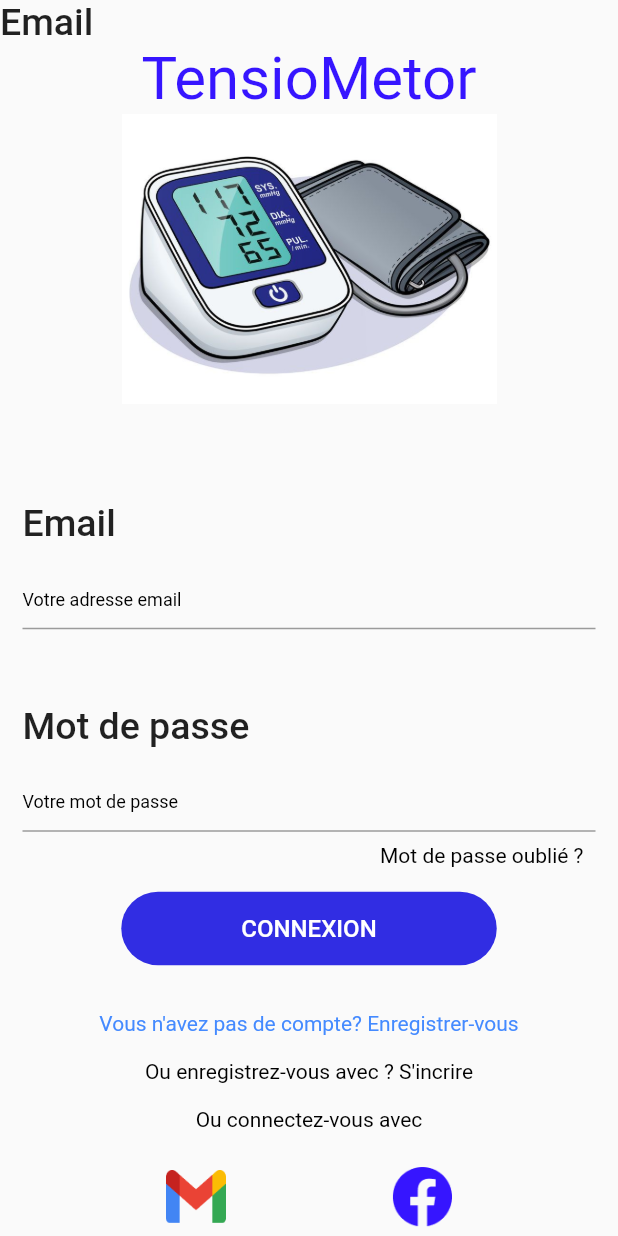
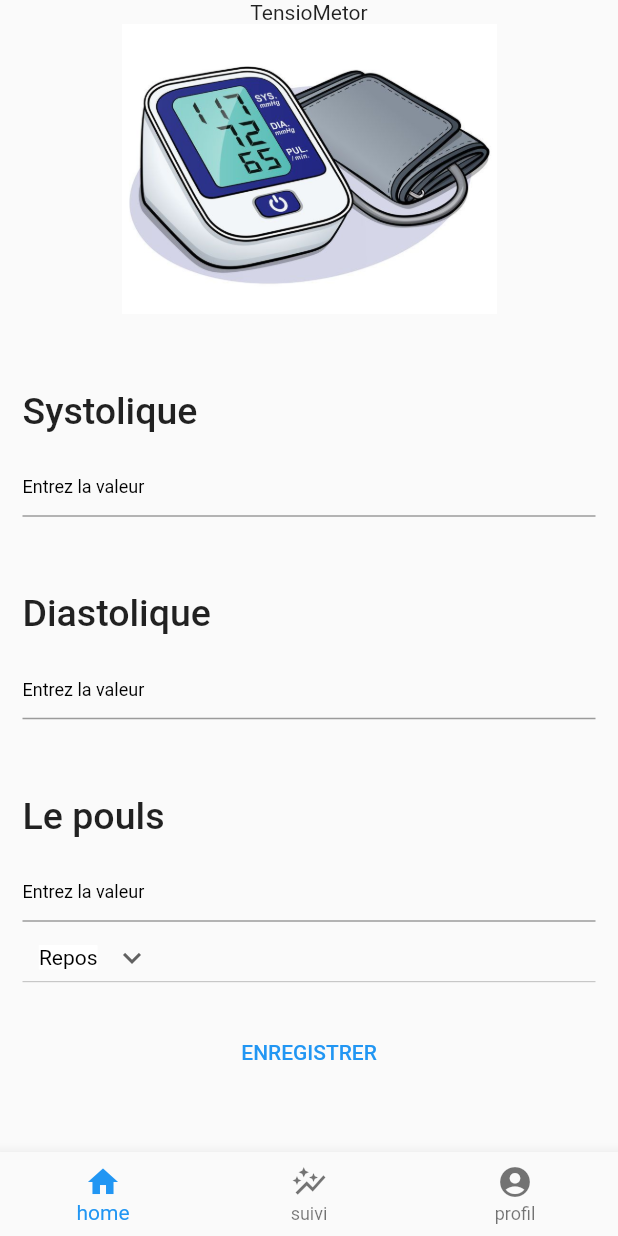
Before and after one commit to FredericMorel/tensiometre, a Flutter app: the screen it shows after launch, on a phone screen of 412 x 824 dp. Run offline on Flutter 3.47's test engine with Material 2 defaults, Android fonts, the phone set to English and light mode, and no system bars.

Commit message:
Mise en forme de vue

```diff
--- a/lib/main.dart
+++ b/lib/main.dart
@@ -1,5 +1,8 @@
 import 'package:flutter/material.dart';
+import 'package:tensiometre/view/home.dart';
 import 'package:tensiometre/view/login.dart';
+import 'package:tensiometre/view/suivi.dart';
+import 'package:tensiometre/view/take_pressure.dart';
 
 void main() {
   runApp(const MyApp());
@@ -11,11 +14,14 @@ class MyApp extends StatelessWidget {
   @override
   Widget build(BuildContext context) {
     return MaterialApp(
+      theme: ThemeData(),
+      darkTheme: ThemeData.dark(),
       debugShowCheckedModeBanner: false,
       title: 'TensioMetor',
-      initialRoute: '/',
+      initialRoute: '/home',
       routes: {
-        '/':((context) => const LoginView()),
+        '/': (context) => LoginView(),
+        '/home': (context) => Home(),
       },
     );
   }
--- /dev/null
+++ b/lib/provider/data.dart
@@ -0,0 +1,34 @@
+class User {
+  String email;
+  String login;
+  String avatar;
+
+  User(this.email, this.login, this.avatar);
+}
+
+Future<User> getUser() async {
+  var user1 = User("fred@fred.fr", "login", "avatar");
+
+  await Future.delayed(const Duration(seconds: 2));
+  return user1;
+}
+
+class Pressure {
+  int sys;
+  int dias;
+  int pouls;
+  DateTime date = DateTime.now();
+  String status = "neutre";
+
+  Pressure(this.sys, this.dias, this.pouls, this.status);
+}
+
+List<Pressure> listPressure = [];
+
+Future<List<Pressure>> updatePressure(Pressure pressure) async {
+  var lst = List<Pressure>.from(listPressure);
+  lst.add(pressure);
+  await Future.delayed(const Duration(seconds: 2));
+  listPressure = lst;
+  return lst;
+}
--- /dev/null
+++ b/lib/view/home.dart
@@ -0,0 +1,49 @@
+import 'package:flutter/material.dart';
+import 'package:tensiometre/view/profil.dart';
+import 'package:tensiometre/view/suivi.dart';
+import 'package:tensiometre/view/take_pressure.dart';
+
+class Home extends StatefulWidget {
+  Home({Key? key}) : super(key: key);
+  final PageController _pageController = PageController();
+  int curenScreen = 0;
+  @override
+  State<Home> createState() => _HomeState();
+}
+
+class _HomeState extends State<Home> {
+  @override
+  Widget build(BuildContext context) {
+    return Scaffold(
+      body: PageView(
+        onPageChanged: (v) {
+          setState(() {
+            widget.curenScreen = v;
+          });
+        },
+        controller: widget._pageController,
+        children: [
+          TakePressure(
+            pressurSubmit: () {
+              widget._pageController.jumpToPage(1);
+            },
+          ),
+          Suivi(),
+          const Profil(),
+        ],
+      ),
+      bottomNavigationBar: BottomNavigationBar(
+          currentIndex: widget.curenScreen,
+          onTap: (index) {
+            widget._pageController.jumpToPage(index);
+          },
+          items: const [
+            BottomNavigationBarItem(icon: Icon(Icons.home), label: "home"),
+            BottomNavigationBarItem(
+                icon: Icon(Icons.auto_graph), label: "suivi"),
+            BottomNavigationBarItem(
+                icon: Icon(Icons.account_circle), label: "profil"),
+          ]),
+    );
+  }
+}
--- a/lib/view/login.dart
+++ b/lib/view/login.dart
@@ -1,35 +1,34 @@
 import 'package:flutter/material.dart';
-import 'package:flutter/rendering.dart';
+import 'package:tensiometre/provider/data.dart';
+import 'package:tensiometre/widget/custom_form_field.dart';
 import 'package:tensiometre/widget/small_text.dart';
 
 class LoginView extends StatefulWidget {
-  const LoginView({Key? key}) : super(key: key);
+  bool checkUserConnected = false;
+
+  LoginView({Key? key}) : super(key: key);
 
   @override
   State<LoginView> createState() => _LoginViewState();
 }
 
 class _LoginViewState extends State<LoginView> {
+  final _formKey = GlobalKey<FormState>();
   @override
   Widget build(BuildContext context) {
     return Scaffold(
-      body: SingleChildScrollView(
+      body: Stack(children: [
+        SingleChildScrollView(
           child: SafeArea(
             child: Column(
               children: [
                 const SizedBox(
                   width: double.infinity,
                   child: Text(
-                  'Email',
-                  style: TextStyle(fontSize: 25, fontWeight: FontWeight.w500),
-                ),
-              ),
-              const SizedBox(
-                width: double.infinity,
-                child: Text(
                     'TensioMetor',
                     style: TextStyle(
-                      fontSize: 40.0, color: Color.fromARGB(255, 54, 21, 255)),
+                        fontSize: 40.0,
+                        color: Color.fromARGB(255, 54, 21, 255)),
                     textAlign: TextAlign.center,
                   ),
                 ),
@@ -38,52 +37,53 @@ class _LoginViewState extends State<LoginView> {
                   width: 250,
                 ),
                 Form(
+                  key: _formKey,
                   child: Padding(
                     padding: const EdgeInsets.all(15.0),
                     child: Column(
                       children: [
-                      const Padding(
-                        padding: EdgeInsets.only(top: 50),
-                        child: SizedBox(
-                          width: double.infinity,
-                          child: Text(
-                            'Email',
-                            style: TextStyle(
-                                fontSize: 25, fontWeight: FontWeight.w500),
+                        CustomFormField(
+                          isnumbers: false,
+                          obscured: false,
+                          isEmail: true,
+                          titleField: "Email",
+                          labelField: "Votre email",
+                          getFieldValue: (v) {
+                            print(v);
+                          },
+                          initialValue: "",
                         ),
-                        ),
-                      ),
-                      TextFormField(
-                        decoration: const InputDecoration(
-                            alignLabelWithHint: true,
-                            labelStyle:
-                                TextStyle(fontSize: 12, color: Colors.black),
-                            labelText: 'Votre adresse email'),
-                      ),
-                      const Padding(
-                        padding: EdgeInsets.only(top: 50),
-                        child: SizedBox(
-                          width: double.infinity,
-                          child: Text(
-                            'Mot de passe',
-                            style: TextStyle(
-                                fontSize: 25, fontWeight: FontWeight.w500),
-                          ),
-                        ),
-                      ),
-                      TextFormField(
-                        decoration: const InputDecoration(
-                            alignLabelWithHint: true,
-                            labelStyle:
-                                TextStyle(fontSize: 12, color: Colors.black),
-                            labelText: 'Votre mot de passe'),
+                        CustomFormField(
+                          isnumbers: false,
+                          obscured: true,
+                          isEmail: false,
+                          labelField: "votre mot de passe",
+                          titleField: "Mot de passe",
+                          getFieldValue: (v) {
+                            print(v);
+                          },
+                          initialValue: "",
                         ),
                         SmallText(
                           text: "Mot de passe oublié ?",
                           textAlign: TextAlign.right,
                         ),
                         TextButton(
-                        onPressed: () {},
+                          onPressed: () {
+                            if (_formKey.currentState!.validate()) {
+                              getUser().then((user) {
+                                print(user.email);
+                                setState(() {
+                                  widget.checkUserConnected =
+                                      !widget.checkUserConnected;
+                                });
+                              });
+                              setState(() {
+                                widget.checkUserConnected =
+                                    !widget.checkUserConnected;
+                              });
+                            }
+                          },
                           child: Container(
                             padding: const EdgeInsets.only(
                               top: 15,
@@ -133,22 +133,21 @@ class _LoginViewState extends State<LoginView> {
             ),
           ),
         ),
+        /* Indicateur de progression avec un ternaire ! = si different de true */
+        !widget.checkUserConnected
+            ? const Padding(padding: EdgeInsets.all(0))
+            : const Center(
+                child: SizedBox(
+                  width: 50,
+                  height: 50,
+                  child: CircularProgressIndicator(
+                    strokeWidth: 10,
+                    backgroundColor: Colors.red,
+                    valueColor: AlwaysStoppedAnimation(Colors.cyanAccent),
+                  ),
+                ),
+              )
+      ]),
     );
   }
 }
-
-class LittleText extends StatelessWidget {
-  const LittleText({
-    Key? key,
-  }) : super(key: key);
-
-  @override
-  Widget build(BuildContext context) {
-    return TextFormField(
-      decoration: const InputDecoration(
-          alignLabelWithHint: true,
-          labelStyle: TextStyle(fontSize: 12, color: Colors.black),
-          labelText: 'Votre adresse email'),
-    );
-  }
-}
--- /dev/null
+++ b/lib/view/profil.dart
@@ -0,0 +1,15 @@
+import 'package:flutter/material.dart';
+
+class Profil extends StatefulWidget {
+  const Profil({Key? key}) : super(key: key);
+
+  @override
+  State<Profil> createState() => _ProfilState();
+}
+
+class _ProfilState extends State<Profil> {
+  @override
+  Widget build(BuildContext context) {
+    return Container();
+  }
+}
--- /dev/null
+++ b/lib/view/take_pressure.dart
@@ -0,0 +1,154 @@
+import 'package:flutter/material.dart';
+import 'package:tensiometre/widget/custom_form_field.dart';
+
+import '../provider/data.dart';
+
+class TakePressure extends StatefulWidget {
+  String sys = "";
+  String dias = "";
+  String pouls = "";
+  bool checkSubmissionPressure = false;
+  final Function() pressurSubmit;
+  TakePressure({Key? key, required this.pressurSubmit}) : super(key: key);
+
+  @override
+  State<TakePressure> createState() => _TakePressureState();
+}
+
+class _TakePressureState extends State<TakePressure> {
+  final _formKey = GlobalKey<FormState>();
+
+  final items = ["Repos", "Nerveux", "Fatigué", "Essoufflé "];
+  late String dropdownvalue = "Repos";
+  @override
+  Widget build(BuildContext context) {
+    return Scaffold(
+      body: Stack(
+        children: [
+          SafeArea(
+              child: SingleChildScrollView(
+            child: Column(
+              children: [
+                const Text("TensioMetor"),
+                Image.asset(
+                  "assets/login_img1.jpeg",
+                  width: 250,
+                ),
+                Padding(
+                  padding: const EdgeInsets.symmetric(horizontal: 15),
+                  child: Form(
+                    key: _formKey,
+                    child: Column(
+                      children: [
+                        CustomFormField(
+                          isnumbers: true,
+                          labelField: "Entrez la valeur",
+                          titleField: "Systolique",
+                          getFieldValue: (v) {
+                            widget.sys = v;
+                          },
+                          isEmail: false,
+                          obscured: false,
+                          initialValue: widget.sys,
+                        ),
+                        CustomFormField(
+                          isnumbers: true,
+                          labelField: "Entrez la valeur",
+                          titleField: "Diastolique",
+                          getFieldValue: (v) {
+                            widget.dias = v;
+                          },
+                          isEmail: false,
+                          obscured: false,
+                          initialValue: widget.dias,
+                        ),
+                        CustomFormField(
+                          isnumbers: true,
+                          labelField: "Entrez la valeur",
+                          titleField: "Le pouls",
+                          getFieldValue: (v) {
+                            widget.pouls = v;
+                          },
+                          isEmail: false,
+                          obscured: false,
+                          initialValue: widget.pouls,
+                        ),
+
+                        /* define drop down status selection */
+                        SizedBox(
+                          width: double.infinity,
+                          child: DropdownButton(
+                            elevation: 10,
+                            dropdownColor: Colors.white,
+                            style: const TextStyle(
+                              color: Colors.black,
+                              backgroundColor: Colors.white,
+                            ),
+                            alignment: Alignment.center,
+                            value: dropdownvalue,
+                            icon: const Icon(Icons.keyboard_arrow_down),
+                            items: items.map((items) {
+                              return DropdownMenuItem(
+                                  value: items, child: Text(items));
+                            }).toList(),
+                            onChanged: (String? newValue) {
+                              setState(() {
+                                dropdownvalue = newValue!;
+                              });
+                            },
+                          ),
+                        ),
+                        Padding(
+                          padding: const EdgeInsets.only(top: 15),
+                          child: TextButton(
+                            child: const Text("ENREGISTRER"),
+                            onPressed: () {
+                              if (_formKey.currentState!.validate()) {
+                                print(widget.sys);
+                                var pressure = Pressure(
+                                    int.parse(widget.sys),
+                                    int.parse(widget.dias),
+                                    int.parse(widget.pouls),
+                                    dropdownvalue);
+                                updatePressure(pressure).then(((value) {
+                                  setState(() {
+                                    widget.checkSubmissionPressure = false;
+                                  });
+
+                                  /* TODO: CHANGE PAGE */
+                                  widget.pressurSubmit();
+                                }));
+                                /* active circular progress indicator */
+                                setState(() {
+                                  widget.checkSubmissionPressure = true;
+                                });
+                              }
+                            },
+                          ),
+                        ),
+                      ],
+                    ),
+                  ),
+                ),
+              ],
+            ),
+          ),
+          ),
+          !widget.checkSubmissionPressure
+              ? const Padding(padding: EdgeInsets.all(0))
+              : const Center(
+                  child: SizedBox(
+                    width: 50,
+                    height: 50,
+                    child: CircularProgressIndicator(
+                      strokeWidth: 10,
+                      backgroundColor: Colors.red,
+                      valueColor: AlwaysStoppedAnimation(Colors.cyanAccent),
+                    ),
+                  ),
+                )
+        ],
+      ),
+    );
+  }
+}
--- /dev/null
+++ b/lib/widget/custom_form_field.dart
@@ -0,0 +1,86 @@
+import 'package:flutter/material.dart';
+import 'package:flutter/services.dart';
+
+class CustomFormField extends StatefulWidget {
+  final String titleField;
+  final String labelField;
+  TextEditingController? fieldController = TextEditingController();
+  final String initialValue;
+  bool isEmail;
+  bool obscured;
+  bool isnumbers;
+
+  Function(String) getFieldValue;
+
+  CustomFormField(
+      {Key? key,
+      required this.labelField,
+      required this.titleField,
+      required this.getFieldValue,
+      required this.isEmail,
+      required this.obscured,
+      required this.initialValue,
+      required this.isnumbers})
+      : super(key: key);
+
+  @override
+  State<CustomFormField> createState() => _CustomFormFieldState();
+}
+
+class _CustomFormFieldState extends State<CustomFormField> {
+  @override
+  void initState() {
+    super.initState();
+    if (widget.isEmail == null) {
+      widget.isEmail = false;
+    }
+    if (widget.obscured == null) {
+      widget.obscured = false;
+    }
+  }
+
+  @override
+  Widget build(BuildContext context) {
+    /* Redifine controller whith initial value */
+    widget.fieldController = TextEditingController(text: widget.initialValue);
+    return Column(
+      children: [
+        Padding(
+          padding: EdgeInsets.only(top: 50),
+          child: SizedBox(
+            width: double.infinity,
+            child: Text(
+              widget.titleField,
+              style: const TextStyle(fontSize: 25, fontWeight: FontWeight.w500),
+            ),
+          ),
+        ),
+        TextFormField(
+          keyboardType:
+              widget.isnumbers ? TextInputType.number : TextInputType.text,
+          obscureText: widget.obscured,
+          controller: widget.fieldController,
+          onChanged: (v) =>
+              widget.getFieldValue(widget.fieldController!.value.text),
+          validator: (v) {
+            if (v == null || v.isEmpty) {
+              return "Le champs ne peut pas être vide.";
+            } else {
+              if (widget.isEmail) {
+                if (!RegExp(
+                        r"^[a-zA-Z0-9.!#$%&'+/=?^_`{|}~-]+@[a-zA-Z0-9](?:[a-zA-Z0-9-]{0,253}[a-zA-Z0-9])?(?:.[a-zA-Z0-9](?:[a-zA-Z0-9-]{0,253}[a-zA-Z0-9])?)$")
+                    .hasMatch(v)) {
+                  return "Adresse email invalide";
+                }
+              }
+            }
+          },
+          decoration: InputDecoration(
+              alignLabelWithHint: true,
+              labelStyle: const TextStyle(fontSize: 12, color: Colors.black),
+              labelText: widget.labelField),
+        ),
+      ],
+    );
+  }
+}
--- a/pubspec.yaml
+++ b/pubspec.yaml
@@ -3,7 +3,7 @@ description: A new Flutter project.
 
 # The following line prevents the package from being accidentally published to
 # pub.dev using `flutter pub publish`. This is preferred for private packages.
-publish_to: 'none' # Remove this line if you wish to publish to pub.dev
+publish_to: "none" # Remove this line if you wish to publish to pub.dev
 
 # The following defines the version and build number for your application.
 # A version number is three numbers separated by dots, like 1.2.43
@@ -30,7 +30,6 @@ dependencies:
   flutter:
     sdk: flutter
 
-
   # The following adds the Cupertino Icons font to your application.
   # Use with the CupertinoIcons class for iOS style icons.
   cupertino_icons: ^1.0.2
@@ -51,7 +50,6 @@ dev_dependencies:
 
 # The following section is specific to Flutter.
 flutter:
-
   # The following line ensures that the Material Icons font is
   # included with your application, so that you can use the icons in
   # the material Icons class.
```
Also changed, not shown: lib/view/suivi.dart (added, +74 -0 lines), lib/widget/big_text.dart (deleted, +0 -22 lines), 1 other file. Lines whose indentation alone changed are shown as unchanged.
